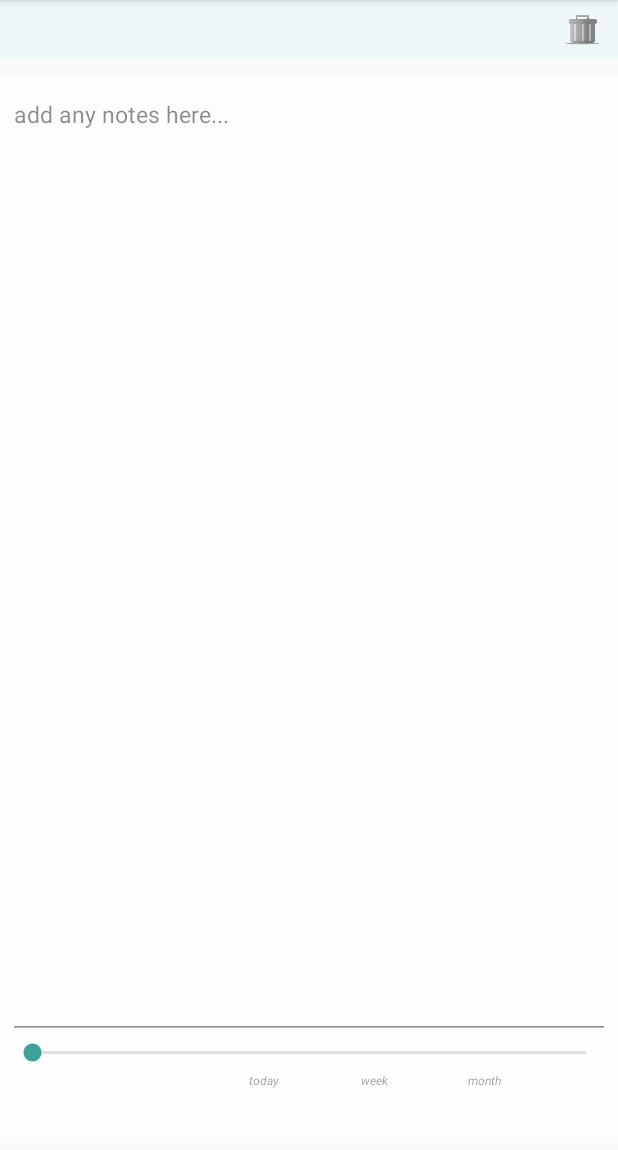
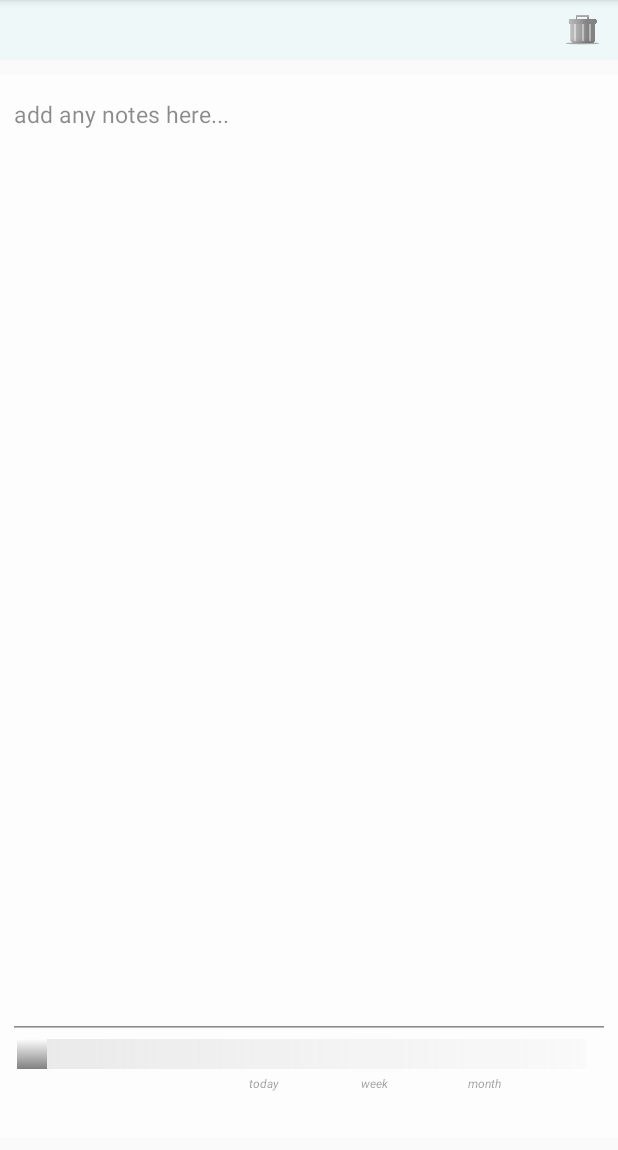
Before and after one commit to ramkivenkatachalam/listy, an Android app: the fragment TodoDetailsFragment shown on its own in the app's theme, on a phone screen of 412 x 824 dp, the part 84-1234 px from its top. Run offline under Robolectric (Android 15) with nearby library versions, the phone set to English and light mode, and no system bars; 4 statements that could not run were skipped.

Commit message:
style seekbar for the duedate

```diff
--- /dev/null
+++ b/app/src/main/res/drawable/background_fill.xml
@@ -0,0 +1,11 @@
+<shape xmlns:android="http://schemas.android.com/apk/res/android">
+    <gradient
+        android:endColor="#55b0b0b0"
+        android:centerColor="#30b0b0b0"
+        android:startColor="#11b0b0b0"
+        android:angle="180"
+        />
+
+    <size android:height="1dp"/>
+
+</shape>
--- /dev/null
+++ b/app/src/main/res/drawable/progress.xml
@@ -0,0 +1,10 @@
+<?xml version="1.0" encoding="utf-8"?>
+<layer-list xmlns:android="http://schemas.android.com/apk/res/android">
+    <item
+        android:id="@android:id/background"
+        android:drawable="@drawable/background_fill" />
+
+    <item android:id="@android:id/progress">
+        <clip android:drawable="@drawable/progress_fill" />
+    </item>
+</layer-list>
--- /dev/null
+++ b/app/src/main/res/drawable/progress_fill.xml
@@ -0,0 +1,8 @@
+<?xml version="1.0" encoding="UTF-8"?>
+<shape xmlns:android="http://schemas.android.com/apk/res/android">
+    <gradient
+        android:endColor="#FF008080"
+        android:centerColor="#FF62B9D1"
+        android:startColor="#FF99DAFF"
+        android:angle="180" />
+</shape>
--- /dev/null
+++ b/app/src/main/res/drawable/thumb.xml
@@ -0,0 +1,6 @@
+<?xml version="1.0" encoding="UTF-8"?>
+
+<shape xmlns:android="http://schemas.android.com/apk/res/android" android:shape="rectangle">
+    <gradient android:startColor="#ffffffff" android:endColor="#ff585858" android:angle="270"/>
+    <size android:height="20dp" android:width="20dp"/>
+</shape>
--- a/app/src/main/res/layout/fragment_todo_details.xml
+++ b/app/src/main/res/layout/fragment_todo_details.xml
@@ -70,6 +70,8 @@
                 android:layout_width="match_parent"
                 android:layout_height="wrap_content"
                 android:id="@+id/sbDue"
+                android:thumb="@drawable/thumb"
+                android:progressDrawable="@drawable/progress"
                 android:layout_alignParentStart="true"
                 android:layout_alignParentTop="true"
                 android:layout_alignParentEnd="true"/>
```
